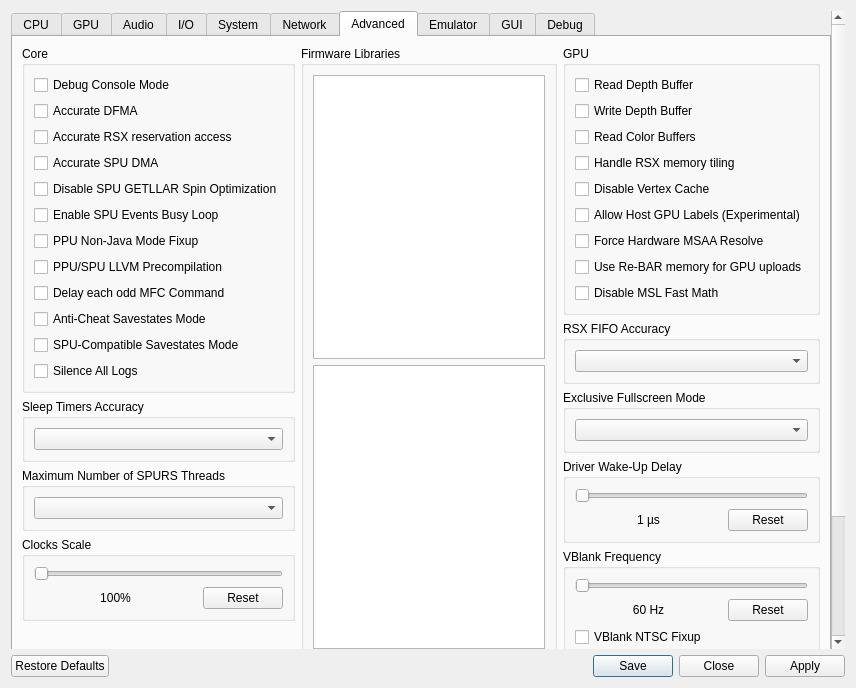
RPCS3/rpcs3, file rpcs3/rpcs3qt/settings_dialog.ui: the form before one commit.
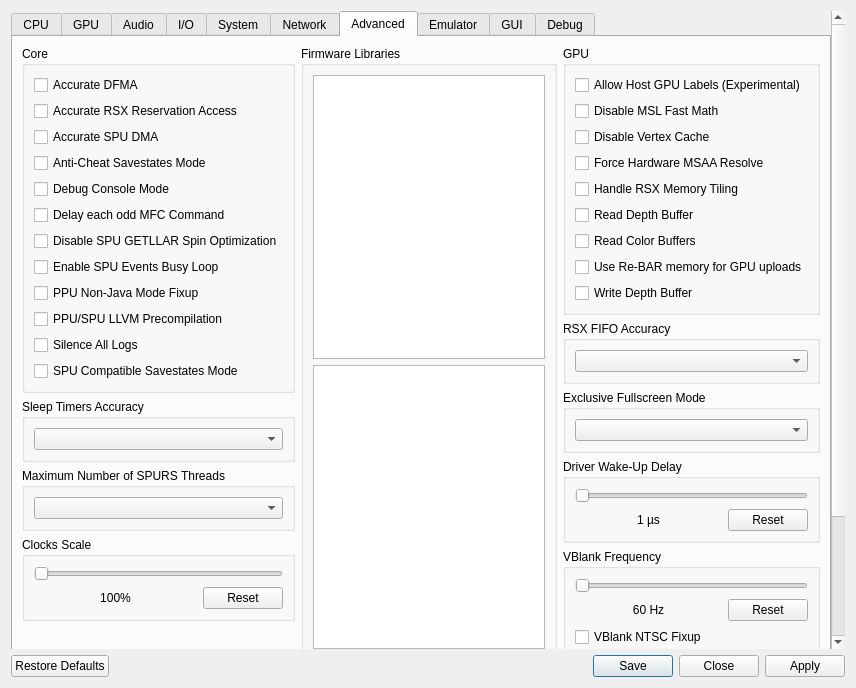
The form after the commit. The open tabs and pages were chosen to show the change. Icons and pictures are not drawn.

Commit message: ui: A-Z order advanced tab settings

What changed in the file:
```diff
--- a/rpcs3/rpcs3qt/settings_dialog.ui
+++ b/rpcs3/rpcs3qt/settings_dialog.ui
@@ -2414,13 +2414,6 @@
                <string>Core</string>
               </property>
               <layout class="QVBoxLayout" name="gb_advanced_core_layout">
-               <item>
-                <widget class="QCheckBox" name="debugConsoleMode">
-                 <property name="text">
-                  <string>Debug Console Mode</string>
-                 </property>
-                </widget>
-               </item>
                <item>
                 <widget class="QCheckBox" name="accurateDFMA">
                  <property name="text">
@@ -2431,7 +2424,7 @@
                <item>
                 <widget class="QCheckBox" name="accurateRSXAccess">
                  <property name="text">
-                  <string>Accurate RSX reservation access</string>
+                  <string>Accurate RSX Reservation Access</string>
                  </property>
                 </widget>
                </item>
@@ -2442,6 +2435,27 @@
                  </property>
                 </widget>
                </item>
+               <item>
+                <widget class="QCheckBox" name="antiCheatSavestates">
+                 <property name="text">
+                  <string>Anti-Cheat Savestates Mode</string>
+                 </property>
+                </widget>
+               </item>
+               <item>
+                <widget class="QCheckBox" name="debugConsoleMode">
+                 <property name="text">
+                  <string>Debug Console Mode</string>
+                 </property>
+                </widget>
+               </item>
+               <item>
+                <widget class="QCheckBox" name="mfcDelayCommand">
+                 <property name="text">
+                  <string>Delay each odd MFC Command</string>
+                 </property>
+                </widget>
+               </item>
                <item>
                 <widget class="QCheckBox" name="disableSpinOptimization">
                  <property name="text">
@@ -2470,27 +2484,6 @@
                  </property>
                 </widget>
                </item>
-               <item>
-                <widget class="QCheckBox" name="mfcDelayCommand">
-                 <property name="text">
-                  <string>Delay each odd MFC Command</string>
-                 </property>
-                </widget>
-               </item>
-               <item>
-                <widget class="QCheckBox" name="antiCheatSavestates">
-                 <property name="text">
-                  <string>Anti-Cheat Savestates Mode</string>
-                 </property>
-                </widget>
-               </item>
-               <item>
-                <widget class="QCheckBox" name="compatibleSavestates">
-                 <property name="text">
-                  <string>SPU-Compatible Savestates Mode</string>
-                 </property>
-                </widget>
-               </item>
                <item>
                 <widget class="QCheckBox" name="silenceAllLogs">
                  <property name="text">
@@ -2498,6 +2491,13 @@
                  </property>
                 </widget>
                </item>
+               <item>
+                <widget class="QCheckBox" name="compatibleSavestates">
+                 <property name="text">
+                  <string>SPU Compatible Savestates Mode</string>
+                 </property>
+                </widget>
+               </item>
               </layout>
              </widget>
             </item>
@@ -2671,41 +2671,6 @@
                <string>GPU</string>
               </property>
               <layout class="QVBoxLayout" name="gb_advanced_gpu_layout">
-               <item>
-                <widget class="QCheckBox" name="readDepth">
-                 <property name="text">
-                  <string>Read Depth Buffer</string>
-                 </property>
-                </widget>
-               </item>
-               <item>
-                <widget class="QCheckBox" name="dumpDepth">
-                 <property name="text">
-                  <string>Write Depth Buffer</string>
-                 </property>
-                </widget>
-               </item>
-               <item>
-                <widget class="QCheckBox" name="readColor">
-                 <property name="text">
-                  <string>Read Color Buffers</string>
-                 </property>
-                </widget>
-               </item>
-               <item>
-                <widget class="QCheckBox" name="handleTiledMemory">
-                 <property name="text">
-                  <string>Handle RSX memory tiling</string>
-                 </property>
-                </widget>
-               </item>
-               <item>
-                <widget class="QCheckBox" name="disableVertexCache">
-                 <property name="text">
-                  <string>Disable Vertex Cache</string>
-                 </property>
-                </widget>
-               </item>
                <item>
                 <widget class="QCheckBox" name="allowHostGPULabels">
                  <property name="text">
@@ -2713,6 +2678,20 @@
                  </property>
                 </widget>
                </item>
+               <item>
+                <widget class="QCheckBox" name="disableMslFastMath">
+                 <property name="text">
+                  <string>Disable MSL Fast Math</string>
+                 </property>
+                </widget>
+               </item>
+               <item>
+                <widget class="QCheckBox" name="disableVertexCache">
+                 <property name="text">
+                  <string>Disable Vertex Cache</string>
+                 </property>
+                </widget>
+               </item>
                <item>
                 <widget class="QCheckBox" name="forceHwMSAAResolve">
                  <property name="text">
@@ -2720,6 +2699,27 @@
                  </property>
                 </widget>
                </item>
+               <item>
+                <widget class="QCheckBox" name="handleTiledMemory">
+                 <property name="text">
+                  <string>Handle RSX Memory Tiling</string>
+                 </property>
+                </widget>
+               </item>
+               <item>
+                <widget class="QCheckBox" name="readDepth">
+                 <property name="text">
+                  <string>Read Depth Buffer</string>
+                 </property>
+                </widget>
+               </item>
+               <item>
+                <widget class="QCheckBox" name="readColor">
+                 <property name="text">
+                  <string>Read Color Buffers</string>
+                 </property>
+                </widget>
+               </item>
                <item>
                 <widget class="QCheckBox" name="useReBAR">
                  <property name="text">
@@ -2728,9 +2728,9 @@
                 </widget>
                </item>
                <item>
-                <widget class="QCheckBox" name="disableMslFastMath">
+                <widget class="QCheckBox" name="dumpDepth">
                  <property name="text">
-                  <string>Disable MSL Fast Math</string>
+                  <string>Write Depth Buffer</string>
                  </property>
                 </widget>
                </item>
```
